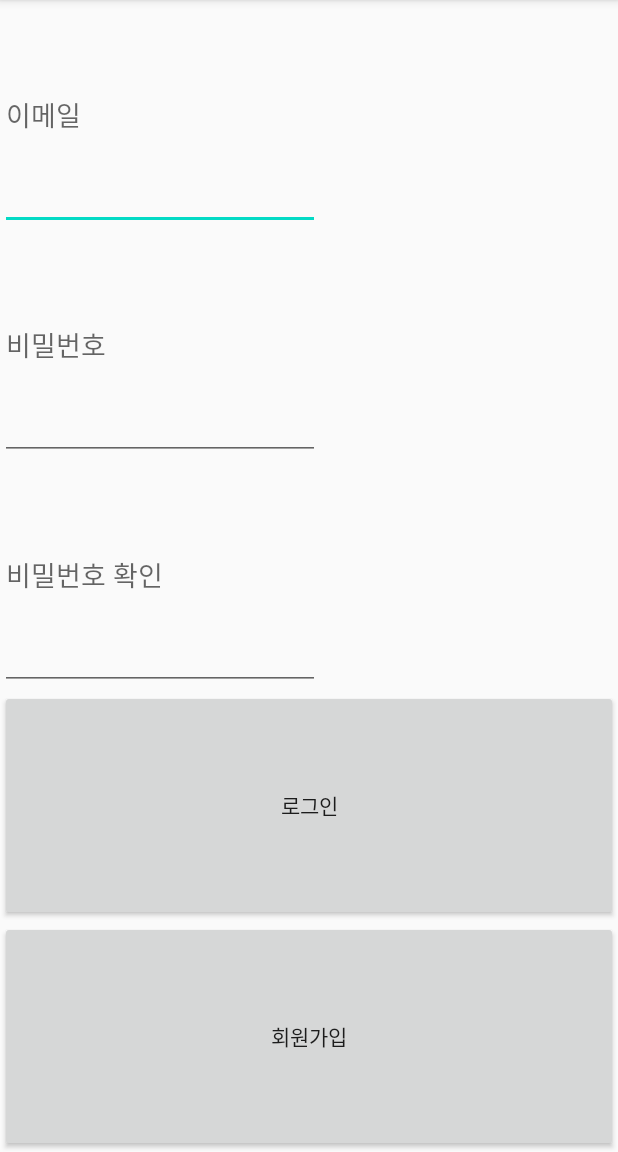
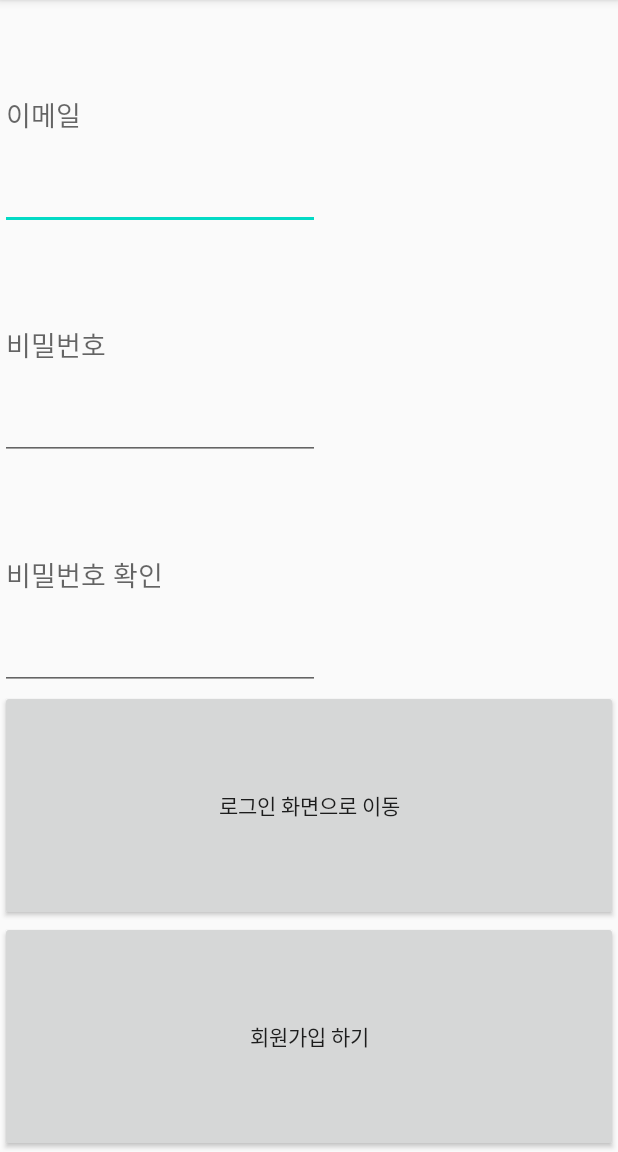
Before and after one commit to choiish98/LETFIT, an Android app: the signUpActivity screen opened directly, with no data from a screen before it, on a phone screen of 412 x 824 dp, the part 84-1236 px from its top. Run offline under Robolectric (Android 15) with nearby library versions, the phone set to English and light mode, and no system bars; our stand-ins replace Firebase (no records; nobody signed in at launch, a user with empty details on screens opened directly).

Commit message:
로그인 회원가입 메인화면 뒤로가기 설정

```diff
--- a/app/src/main/java/com/example/letfit/LogInActivity.java
+++ b/app/src/main/java/com/example/letfit/LogInActivity.java
@@ -67,6 +67,7 @@ public class LogInActivity extends AppCompatActivity {
                                     FirebaseUser user = mAuth.getCurrentUser();
                                     startToast("로그인에 성공하였습니다.");
                                     Intent intent = new Intent(LogInActivity.this, MainActivity.class);
+                                    intent.addFlags(Intent.FLAG_ACTIVITY_CLEAR_TOP);
                                     startActivity(intent);
                                 } else {
                                     // If sign in fails, display a message to the user.
--- a/app/src/main/res/layout/activity_log_in.xml
+++ b/app/src/main/res/layout/activity_log_in.xml
@@ -27,13 +27,13 @@
         android:layout_width="wrap_content"
         android:layout_height="wrap_content"
         android:layout_weight="1"
-        android:text="로그인" />
+        android:text="로그인 하기" />
 
     <Button
         android:id="@+id/gotosignup"
         android:layout_width="match_parent"
         android:layout_height="wrap_content"
         android:layout_weight="1"
-        android:text="회원가입" />
+        android:text="회원가입 화면으로 이동" />
 
 </LinearLayout>
--- a/app/src/main/res/layout/activity_sign_up.xml
+++ b/app/src/main/res/layout/activity_sign_up.xml
@@ -36,12 +36,12 @@
         android:layout_width="match_parent"
         android:layout_height="wrap_content"
         android:layout_weight="1"
-        android:text="로그인" />
+        android:text="로그인 화면으로 이동" />
 
     <Button
         android:id="@+id/gotosignup"
         android:layout_width="match_parent"
         android:layout_height="wrap_content"
         android:layout_weight="1"
-        android:text="회원가입" />
+        android:text="회원가입 하기" />
 </LinearLayout>
```
Also changed, not shown: app/src/main/java/com/example/letfit/signUpActivity.java (+8 -0 lines).
